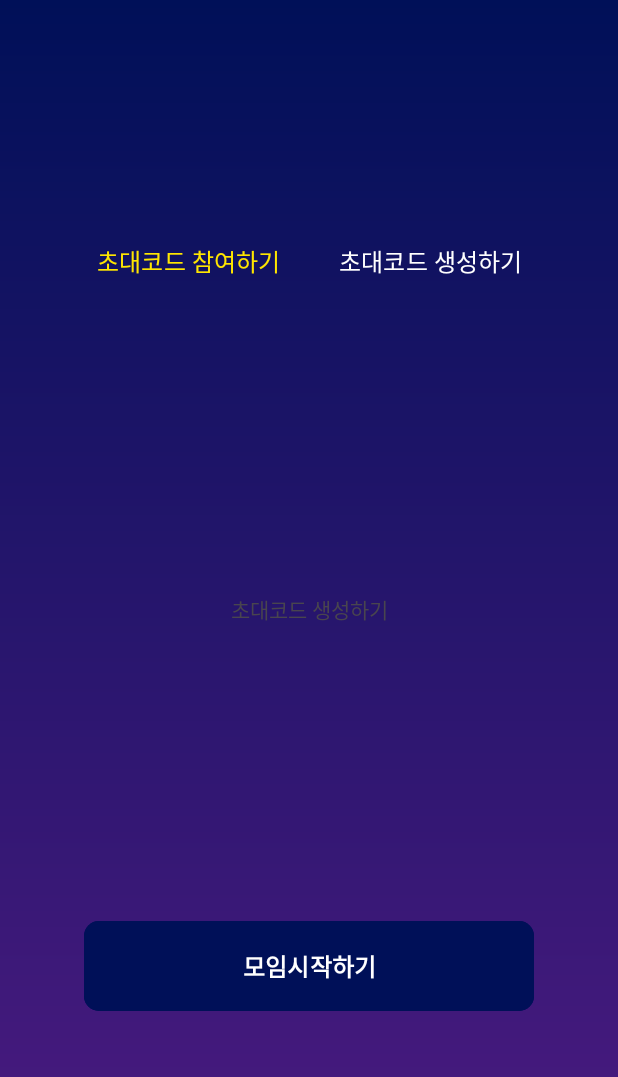
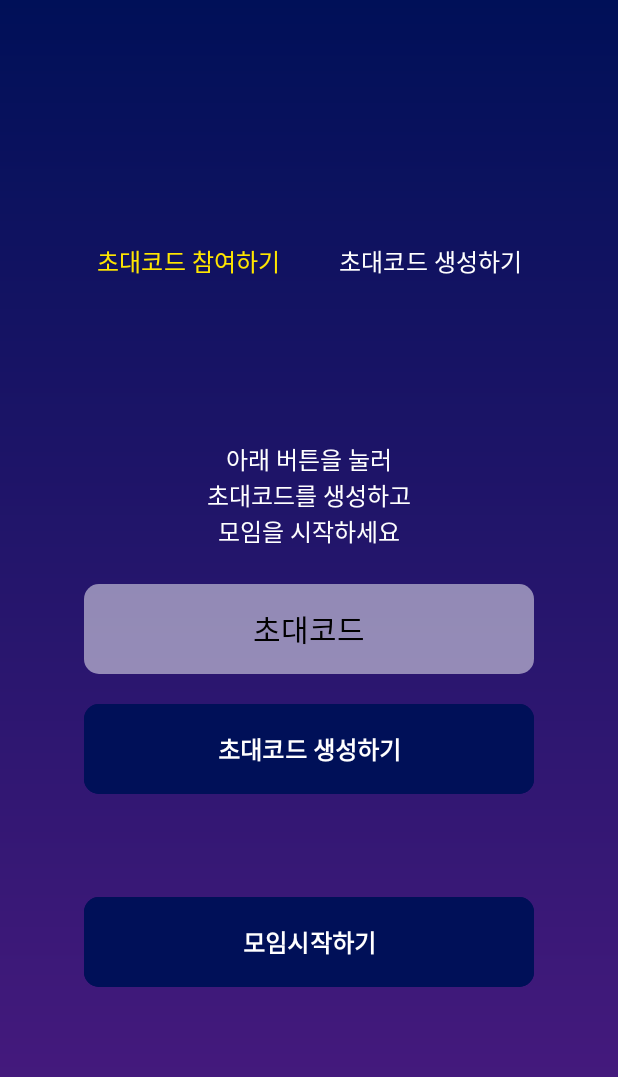
Before and after one commit to ryuhah/help_housework, an Android app: the fragment Fragment_genatate_code placed in its activity, on a phone screen of 412 x 824 dp. Shown: the top 1077 px of the screen. Run offline under Robolectric (Android 15) with nearby library versions, the phone set to English and light mode, and no system bars; our stand-ins replace Firebase (no records; nobody signed in at launch, a user with empty details on screens opened directly); 1 statement that could not run was skipped.

Commit message:
초대코드 방등록 및 사용자 추가기능

```diff
--- a/app/src/main/java/com/example/help_housework/InviteCodeActivity.kt
+++ b/app/src/main/java/com/example/help_housework/InviteCodeActivity.kt
@@ -29,12 +29,6 @@ class InviteCodeActivity : AppCompatActivity() {
             binding.btnEnterCode.setTextColor(Color.WHITE)
             binding.btnGenerateCode.setTextColor(Color.parseColor("#FFE600"))
         }
-
-        binding.btnStart.setOnClickListener {
-            val intent = Intent(this, MainActivity::class.java)
-            startActivity(intent)
-            finish()
-        }
     }
 
     private fun setFrag(fragNum : Int) {
--- a/app/src/main/java/com/example/help_housework/UserAccount.kt
+++ b/app/src/main/java/com/example/help_housework/UserAccount.kt
@@ -4,5 +4,5 @@ data class UserAccount(
     var id: String?,
     var pw: String?,
     var name: String?,
-    var selectedRelation: String? // 선택된 관계
+    var selectedRelation: String?, // 선택된 관계
 )
--- a/app/src/main/java/com/example/help_housework/UserAdapter.kt
+++ b/app/src/main/java/com/example/help_housework/UserAdapter.kt
@@ -6,6 +6,7 @@ import android.view.ViewGroup
 import android.widget.ArrayAdapter
 import android.widget.EditText
 import android.widget.Spinner
+import android.widget.TextView
 import androidx.recyclerview.widget.RecyclerView
 import com.example.help_housework.R.*
 import com.example.help_housework.R.layout.activity_join
--- /dev/null
+++ b/app/src/main/res/drawable/round.xml
@@ -0,0 +1,5 @@
+<?xml version="1.0" encoding="utf-8"?>
+<shape xmlns:android="http://schemas.android.com/apk/res/android">
+    <solid android:color="#80FFFFFF"/>
+    <corners android:radius="10dp" />
+</shape>
--- a/app/src/main/res/layout/activity_invite_code.xml
+++ b/app/src/main/res/layout/activity_invite_code.xml
@@ -6,24 +6,6 @@
     android:layout_height="match_parent"
     android:background="@drawable/bg_gradient"
     tools:context=".InviteCodeActivity">
-
-    <Button
-        android:id="@+id/btn_start"
-        android:layout_width="300dp"
-        android:layout_height="60dp"
-        android:layout_marginBottom="150dp"
-        android:backgroundTint="@color/button"
-        android:insetLeft="0dp"
-        android:insetTop="0dp"
-        android:insetRight="0dp"
-        android:insetBottom="0dp"
-        android:text="모임시작하기"
-        android:textSize="16sp"
-        android:textStyle="bold"
-        app:cornerRadius="10dp"
-        app:layout_constraintBottom_toBottomOf="parent"
-        app:layout_constraintEnd_toEndOf="parent"
-        app:layout_constraintStart_toStartOf="parent" />
 
     <Button
         android:id="@+id/btn_enterCode"
@@ -57,7 +39,7 @@
         android:layout_width="0dp"
         android:layout_height="0dp"
         android:layout_margin="16dp"
-        app:layout_constraintBottom_toTopOf="@+id/btn_start"
+        app:layout_constraintBottom_toBottomOf="parent"
         app:layout_constraintEnd_toEndOf="parent"
         app:layout_constraintStart_toStartOf="parent"
         app:layout_constraintTop_toBottomOf="@+id/btn_enterCode">
--- a/app/src/main/res/layout/fragment_generate_code.xml
+++ b/app/src/main/res/layout/fragment_generate_code.xml
@@ -5,13 +5,65 @@
     android:layout_width="match_parent"
     android:layout_height="match_parent">
 
+    <Button
+        android:id="@+id/btn_generate_g"
+        android:layout_width="300dp"
+        android:layout_height="60dp"
+        android:layout_marginTop="20dp"
+        android:backgroundTint="@color/button"
+        android:insetTop="0dp"
+        android:insetBottom="0dp"
+        android:text="초대코드 생성하기"
+        android:textSize="16sp"
+        android:textStyle="bold"
+        app:cornerRadius="10dp"
+        app:layout_constraintEnd_toEndOf="@+id/tv_code_g"
+        app:layout_constraintHorizontal_bias="0.0"
+        app:layout_constraintStart_toStartOf="@+id/tv_code_g"
+        app:layout_constraintTop_toBottomOf="@+id/tv_code_g" />
+
     <TextView
-        android:id="@+id/textView2"
-        android:layout_width="wrap_content"
-        android:layout_height="wrap_content"
-        android:text="초대코드 생성하기"
-        app:layout_constraintBottom_toBottomOf="parent"
+        android:id="@+id/tv_code_g"
+        android:layout_width="300dp"
+        android:layout_height="60dp"
+        android:layout_marginTop="20dp"
+        android:background="@drawable/round"
+        android:gravity="center"
+        android:text="초대코드"
+        android:textAlignment="center"
+        android:textColor="@color/black"
+        android:textSize="20sp"
+        android:textStyle="normal"
+        app:layout_constraintEnd_toEndOf="@+id/textView5"
+        app:layout_constraintStart_toStartOf="@+id/textView5"
+        app:layout_constraintTop_toBottomOf="@+id/textView5" />
+
+    <TextView
+        android:id="@+id/textView5"
+        android:layout_width="141dp"
+        android:layout_height="75dp"
+        android:layout_marginTop="80dp"
+        android:text="아래 버튼을 눌러\n초대코드를 생성하고\n모임을 시작하세요"
+        android:textAlignment="center"
+        android:textColor="@color/white"
+        android:textSize="16sp"
         app:layout_constraintEnd_toEndOf="parent"
         app:layout_constraintStart_toStartOf="parent"
         app:layout_constraintTop_toTopOf="parent" />
+
+    <Button
+        android:id="@+id/btn_start_g"
+        android:layout_width="0dp"
+        android:layout_height="60dp"
+        android:layout_marginBottom="150dp"
+        android:backgroundTint="@color/button"
+        android:insetTop="0dp"
+        android:insetBottom="0dp"
+        android:text="모임시작하기"
+        android:textSize="16sp"
+        android:textStyle="bold"
+        app:cornerRadius="10dp"
+        app:layout_constraintBottom_toBottomOf="parent"
+        app:layout_constraintEnd_toEndOf="@+id/btn_generate_g"
+        app:layout_constraintStart_toStartOf="@+id/btn_generate_g" />
 </androidx.constraintlayout.widget.ConstraintLayout>
```
Also changed, not shown: app/src/main/java/com/example/help_housework/Fragment_enterCode.kt (+65 -1 lines), app/src/main/java/com/example/help_housework/Fragment_genatate_code.kt (+71 -1 lines), app/src/main/java/com/example/help_housework/JoinActivity.kt (+8 -4 lines), app/src/main/res/layout/fragment_enter_code.xml (+38 -3 lines).
